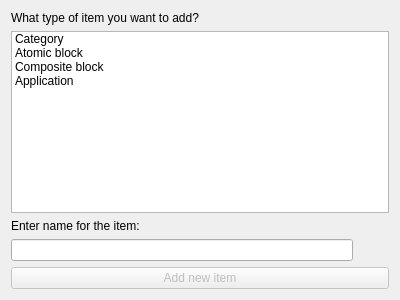
ZADNE/icp2021, file src/newfiledialog.ui: the form before one commit.
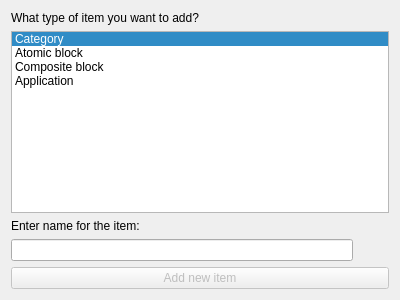
The form after the commit.

```diff
--- a/src/newfiledialog.ui
+++ b/src/newfiledialog.ui
@@ -24,7 +24,7 @@
    <item>
     <widget class="QListWidget" name="typeList">
      <property name="currentRow">
-      <number>-1</number>
+      <number>0</number>
      </property>
      <item>
       <property name="text">
```
